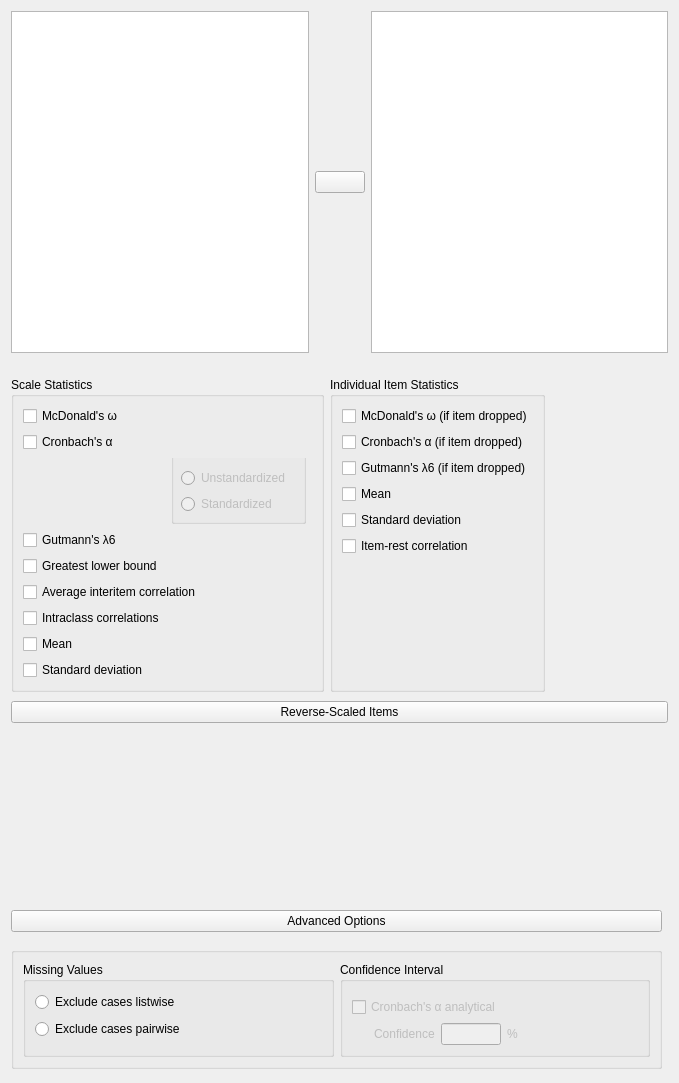
First picture: the form in JASP-Desktop/analysisforms/Common/reliabilityanalysisform.ui, repository vandenman/jasp-desktop, before the edit.
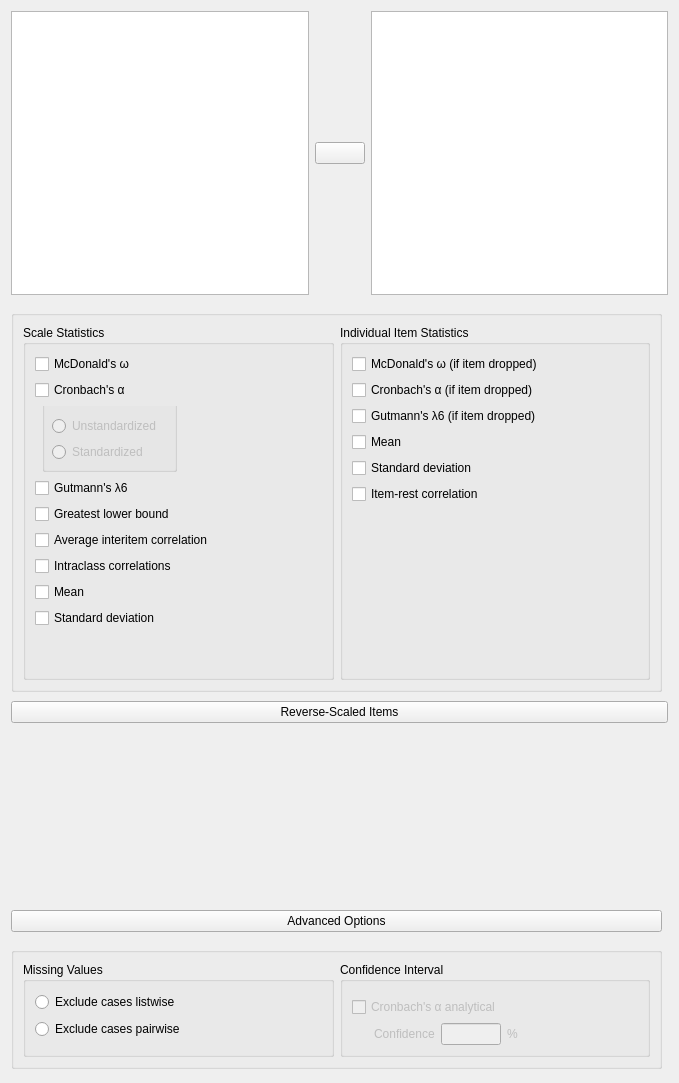
Second picture: the form after the edit. Custom widgets are drawn as their Qt base class.

Commit message: tweaked ui layout and init of ICC table

```diff
--- a/JASP-Desktop/analysisforms/Common/reliabilityanalysisform.ui
+++ b/JASP-Desktop/analysisforms/Common/reliabilityanalysisform.ui
@@ -14,384 +14,6 @@
    <string>Form</string>
   </property>
   <layout class="QGridLayout" name="gridLayout_6">
-   <item row="1" column="0" colspan="2">
-    <widget class="QWidget" name="gridLayout_7" native="true">
-     <property name="sizePolicy">
-      <sizepolicy hsizetype="Fixed" vsizetype="Fixed">
-       <horstretch>0</horstretch>
-       <verstretch>0</verstretch>
-      </sizepolicy>
-     </property>
-     <layout class="QGridLayout" name="gridLayout_2">
-      <property name="leftMargin">
-       <number>0</number>
-      </property>
-      <property name="rightMargin">
-       <number>0</number>
-      </property>
-      <property name="bottomMargin">
-       <number>0</number>
-      </property>
-      <item row="0" column="1">
-       <widget class="BoundGroupBox" name="itemStats">
-        <property name="title">
-         <string>Individual Item Statistics</string>
-        </property>
-        <layout class="QGridLayout" name="gridLayout_5">
-         <item row="0" column="0">
-          <widget class="BoundCheckBox" name="mcDonaldItem">
-           <property name="text">
-            <string>McDonald's ω (if item dropped)</string>
-           </property>
-          </widget>
-         </item>
-         <item row="1" column="0">
-          <widget class="BoundCheckBox" name="alphaItem">
-           <property name="text">
-            <string>Cronbach's α (if item dropped)</string>
-           </property>
-          </widget>
-         </item>
-         <item row="2" column="0">
-          <widget class="BoundCheckBox" name="gutmannItem">
-           <property name="text">
-            <string>Gutmann's λ6 (if item dropped)</string>
-           </property>
-          </widget>
-         </item>
-         <item row="6" column="0">
-          <widget class="BoundCheckBox" name="itemRestCor">
-           <property name="text">
-            <string>Item-rest correlation</string>
-           </property>
-          </widget>
-         </item>
-         <item row="4" column="0">
-          <widget class="BoundCheckBox" name="meanItem">
-           <property name="text">
-            <string>Mean</string>
-           </property>
-          </widget>
-         </item>
-         <item row="5" column="0">
-          <widget class="BoundCheckBox" name="sdItem">
-           <property name="text">
-            <string>Standard deviation</string>
-           </property>
-          </widget>
-         </item>
-         <item row="7" column="0">
-          <spacer name="verticalSpacer">
-           <property name="orientation">
-            <enum>Qt::Vertical</enum>
-           </property>
-           <property name="sizeHint" stdset="0">
-            <size>
-             <width>20</width>
-             <height>40</height>
-            </size>
-           </property>
-          </spacer>
-         </item>
-        </layout>
-       </widget>
-      </item>
-      <item row="0" column="0">
-       <widget class="GroupBox" name="totalScaleStats">
-        <property name="sizePolicy">
-         <sizepolicy hsizetype="Preferred" vsizetype="Preferred">
-          <horstretch>0</horstretch>
-          <verstretch>0</verstretch>
-         </sizepolicy>
-        </property>
-        <property name="minimumSize">
-         <size>
-          <width>0</width>
-          <height>0</height>
-         </size>
-        </property>
-        <property name="title">
-         <string>Scale Statistics</string>
-        </property>
-        <property name="flat">
-         <bool>false</bool>
-        </property>
-        <layout class="QGridLayout" name="gridLayout">
-         <item row="2" column="2">
-          <widget class="BoundGroupBox" name="alphaScaleStandardized">
-           <property name="enabled">
-            <bool>false</bool>
-           </property>
-           <property name="sizePolicy">
-            <sizepolicy hsizetype="Minimum" vsizetype="Fixed">
-             <horstretch>0</horstretch>
-             <verstretch>0</verstretch>
-            </sizepolicy>
-           </property>
-           <property name="minimumSize">
-            <size>
-             <width>0</width>
-             <height>0</height>
-            </size>
-           </property>
-           <property name="maximumSize">
-            <size>
-             <width>16777215</width>
-             <height>16777215</height>
-            </size>
-           </property>
-           <property name="font">
-            <font>
-             <pointsize>11</pointsize>
-            </font>
-           </property>
-           <property name="styleSheet">
-            <string notr="true">QGroupBox{padding-top:30px; margin-top:-30px}</string>
-           </property>
-           <property name="title">
-            <string/>
-           </property>
-           <property name="checkable">
-            <bool>false</bool>
-           </property>
-           <layout class="QGridLayout" name="gridLayout_8">
-            <item row="1" column="0" rowspan="2" colspan="2">
-             <widget class="QRadioButton" name="_2standardized">
-              <property name="text">
-               <string>Standardized</string>
-              </property>
-             </widget>
-            </item>
-            <item row="0" column="0">
-             <widget class="QRadioButton" name="_1unstandardized">
-              <property name="text">
-               <string>Unstandardized</string>
-              </property>
-             </widget>
-            </item>
-           </layout>
-          </widget>
-         </item>
-         <item row="1" column="1" colspan="3">
-          <widget class="BoundCheckBox" name="alphaScale">
-           <property name="text">
-            <string>Cronbach's α</string>
-           </property>
-          </widget>
-         </item>
-         <item row="4" column="1" colspan="3">
-          <widget class="BoundCheckBox" name="glbScale">
-           <property name="text">
-            <string>Greatest lower bound</string>
-           </property>
-          </widget>
-         </item>
-         <item row="6" column="1">
-          <widget class="BoundCheckBox" name="ICCScale">
-           <property name="text">
-            <string>Intraclass correlations</string>
-           </property>
-          </widget>
-         </item>
-         <item row="5" column="1" colspan="3">
-          <widget class="BoundCheckBox" name="averageInterItemCor">
-           <property name="text">
-            <string>Average interitem correlation</string>
-           </property>
-          </widget>
-         </item>
-         <item row="10" column="1" colspan="3">
-          <widget class="BoundCheckBox" name="sdScale">
-           <property name="text">
-            <string>Standard deviation</string>
-           </property>
-          </widget>
-         </item>
-         <item row="9" column="1" colspan="3">
-          <widget class="BoundCheckBox" name="meanScale">
-           <property name="text">
-            <string>Mean</string>
-           </property>
-          </widget>
-         </item>
-         <item row="2" column="1">
-          <widget class="QWidget" name="widget_6" native="true">
-           <property name="maximumSize">
-            <size>
-             <width>16</width>
-             <height>16777215</height>
-            </size>
-           </property>
-          </widget>
-         </item>
-         <item row="0" column="1" colspan="3">
-          <widget class="BoundCheckBox" name="mcDonaldScale">
-           <property name="text">
-            <string>McDonald's ω</string>
-           </property>
-          </widget>
-         </item>
-         <item row="3" column="1" colspan="3">
-          <widget class="BoundCheckBox" name="gutmannScale">
-           <property name="text">
-            <string>Gutmann's λ6</string>
-           </property>
-          </widget>
-         </item>
-        </layout>
-       </widget>
-      </item>
-     </layout>
-    </widget>
-   </item>
-   <item row="0" column="0" colspan="2">
-    <widget class="QWidget" name="topWidget" native="true">
-     <layout class="QGridLayout" name="gridLayout_3">
-      <property name="leftMargin">
-       <number>0</number>
-      </property>
-      <property name="topMargin">
-       <number>0</number>
-      </property>
-      <property name="rightMargin">
-       <number>0</number>
-      </property>
-      <property name="verticalSpacing">
-       <number>0</number>
-      </property>
-      <item row="0" column="2" rowspan="3">
-       <widget class="BoundListView" name="variables">
-        <property name="minimumSize">
-         <size>
-          <width>0</width>
-          <height>200</height>
-         </size>
-        </property>
-       </widget>
-      </item>
-      <item row="1" column="1">
-       <widget class="AssignButton" name="assignButton">
-        <property name="sizePolicy">
-         <sizepolicy hsizetype="Fixed" vsizetype="Fixed">
-          <horstretch>0</horstretch>
-          <verstretch>0</verstretch>
-         </sizepolicy>
-        </property>
-        <property name="minimumSize">
-         <size>
-          <width>50</width>
-          <height>0</height>
-         </size>
-        </property>
-        <property name="maximumSize">
-         <size>
-          <width>50</width>
-          <height>16777215</height>
-         </size>
-        </property>
-        <property name="text">
-         <string/>
-        </property>
-       </widget>
-      </item>
-      <item row="2" column="1">
-       <spacer name="verticalSpacer_3">
-        <property name="orientation">
-         <enum>Qt::Vertical</enum>
-        </property>
-        <property name="sizeHint" stdset="0">
-         <size>
-          <width>20</width>
-          <height>81</height>
-         </size>
-        </property>
-       </spacer>
-      </item>
-      <item row="0" column="1">
-       <spacer name="verticalSpacer_2">
-        <property name="orientation">
-         <enum>Qt::Vertical</enum>
-        </property>
-        <property name="sizeHint" stdset="0">
-         <size>
-          <width>20</width>
-          <height>81</height>
-         </size>
-        </property>
-       </spacer>
-      </item>
-      <item row="0" column="0" rowspan="3">
-       <widget class="AvailableFieldsListView" name="listAvailableVariables">
-        <property name="minimumSize">
-         <size>
-          <width>0</width>
-          <height>200</height>
-         </size>
-        </property>
-       </widget>
-      </item>
-     </layout>
-    </widget>
-   </item>
-   <item row="2" column="0" colspan="2">
-    <widget class="QWidget" name="revScaledItemsBox" native="true">
-     <layout class="QGridLayout" name="gridLayout_4">
-      <property name="leftMargin">
-       <number>0</number>
-      </property>
-      <property name="topMargin">
-       <number>3</number>
-      </property>
-      <property name="rightMargin">
-       <number>0</number>
-      </property>
-      <property name="bottomMargin">
-       <number>3</number>
-      </property>
-      <item row="0" column="0">
-       <widget class="ExpanderButton" name="expanderPosthoc">
-        <property name="sizePolicy">
-         <sizepolicy hsizetype="Expanding" vsizetype="Fixed">
-          <horstretch>0</horstretch>
-          <verstretch>0</verstretch>
-         </sizepolicy>
-        </property>
-        <property name="text">
-         <string>Reverse-Scaled Items</string>
-        </property>
-       </widget>
-      </item>
-      <item row="1" column="0">
-       <widget class="QWidget" name="containerRevScaledItems" native="true">
-        <layout class="QVBoxLayout" name="verticalLayout">
-         <property name="leftMargin">
-          <number>0</number>
-         </property>
-         <property name="rightMargin">
-          <number>0</number>
-         </property>
-         <property name="bottomMargin">
-          <number>0</number>
-         </property>
-         <item>
-          <widget class="BoundAssignWidget" name="reverseScaledItems" native="true">
-           <property name="minimumSize">
-            <size>
-             <width>0</width>
-             <height>160</height>
-            </size>
-           </property>
-           <property name="focusPolicy">
-            <enum>Qt::NoFocus</enum>
-           </property>
-          </widget>
-         </item>
-        </layout>
-       </widget>
-      </item>
-     </layout>
-    </widget>
-   </item>
    <item row="4" column="0">
     <widget class="QWidget" name="advancedOptionsBox" native="true">
      <layout class="QGridLayout" name="gridLayout_11">
@@ -589,6 +211,412 @@
      </layout>
     </widget>
    </item>
+   <item row="2" column="0" colspan="2">
+    <widget class="QWidget" name="revScaledItemsBox" native="true">
+     <layout class="QGridLayout" name="gridLayout_4">
+      <property name="leftMargin">
+       <number>0</number>
+      </property>
+      <property name="topMargin">
+       <number>3</number>
+      </property>
+      <property name="rightMargin">
+       <number>0</number>
+      </property>
+      <property name="bottomMargin">
+       <number>3</number>
+      </property>
+      <item row="0" column="0">
+       <widget class="ExpanderButton" name="expanderPosthoc">
+        <property name="sizePolicy">
+         <sizepolicy hsizetype="Expanding" vsizetype="Fixed">
+          <horstretch>0</horstretch>
+          <verstretch>0</verstretch>
+         </sizepolicy>
+        </property>
+        <property name="text">
+         <string>Reverse-Scaled Items</string>
+        </property>
+       </widget>
+      </item>
+      <item row="1" column="0">
+       <widget class="QWidget" name="containerRevScaledItems" native="true">
+        <layout class="QVBoxLayout" name="verticalLayout">
+         <property name="leftMargin">
+          <number>0</number>
+         </property>
+         <property name="rightMargin">
+          <number>0</number>
+         </property>
+         <property name="bottomMargin">
+          <number>0</number>
+         </property>
+         <item>
+          <widget class="BoundAssignWidget" name="reverseScaledItems" native="true">
+           <property name="minimumSize">
+            <size>
+             <width>0</width>
+             <height>160</height>
+            </size>
+           </property>
+           <property name="focusPolicy">
+            <enum>Qt::NoFocus</enum>
+           </property>
+          </widget>
+         </item>
+        </layout>
+       </widget>
+      </item>
+     </layout>
+    </widget>
+   </item>
+   <item row="0" column="0" colspan="2">
+    <widget class="QWidget" name="topWidget" native="true">
+     <layout class="QGridLayout" name="gridLayout_3">
+      <property name="leftMargin">
+       <number>0</number>
+      </property>
+      <property name="topMargin">
+       <number>0</number>
+      </property>
+      <property name="rightMargin">
+       <number>0</number>
+      </property>
+      <property name="verticalSpacing">
+       <number>0</number>
+      </property>
+      <item row="0" column="2" rowspan="3">
+       <widget class="BoundListView" name="variables">
+        <property name="minimumSize">
+         <size>
+          <width>0</width>
+          <height>200</height>
+         </size>
+        </property>
+       </widget>
+      </item>
+      <item row="1" column="1">
+       <widget class="AssignButton" name="assignButton">
+        <property name="sizePolicy">
+         <sizepolicy hsizetype="Fixed" vsizetype="Fixed">
+          <horstretch>0</horstretch>
+          <verstretch>0</verstretch>
+         </sizepolicy>
+        </property>
+        <property name="minimumSize">
+         <size>
+          <width>50</width>
+          <height>0</height>
+         </size>
+        </property>
+        <property name="maximumSize">
+         <size>
+          <width>50</width>
+          <height>16777215</height>
+         </size>
+        </property>
+        <property name="text">
+         <string/>
+        </property>
+       </widget>
+      </item>
+      <item row="2" column="1">
+       <spacer name="verticalSpacer_3">
+        <property name="orientation">
+         <enum>Qt::Vertical</enum>
+        </property>
+        <property name="sizeHint" stdset="0">
+         <size>
+          <width>20</width>
+          <height>81</height>
+         </size>
+        </property>
+       </spacer>
+      </item>
+      <item row="0" column="1">
+       <spacer name="verticalSpacer_2">
+        <property name="orientation">
+         <enum>Qt::Vertical</enum>
+        </property>
+        <property name="sizeHint" stdset="0">
+         <size>
+          <width>20</width>
+          <height>81</height>
+         </size>
+        </property>
+       </spacer>
+      </item>
+      <item row="0" column="0" rowspan="3">
+       <widget class="AvailableFieldsListView" name="listAvailableVariables">
+        <property name="minimumSize">
+         <size>
+          <width>0</width>
+          <height>200</height>
+         </size>
+        </property>
+       </widget>
+      </item>
+     </layout>
+    </widget>
+   </item>
+   <item row="1" column="0">
+    <widget class="BoundGroupBox" name="box_1">
+     <property name="maximumSize">
+      <size>
+       <width>16777207</width>
+       <height>16777215</height>
+      </size>
+     </property>
+     <property name="title">
+      <string/>
+     </property>
+     <layout class="QGridLayout" name="gridLayout_13">
+      <item row="0" column="1">
+       <widget class="BoundGroupBox" name="itemStats">
+        <property name="title">
+         <string>Individual Item Statistics</string>
+        </property>
+        <layout class="QGridLayout" name="gridLayout_5">
+         <item row="0" column="0">
+          <widget class="BoundCheckBox" name="mcDonaldItem">
+           <property name="text">
+            <string>McDonald's ω (if item dropped)</string>
+           </property>
+          </widget>
+         </item>
+         <item row="1" column="0">
+          <widget class="BoundCheckBox" name="alphaItem">
+           <property name="text">
+            <string>Cronbach's α (if item dropped)</string>
+           </property>
+          </widget>
+         </item>
+         <item row="2" column="0">
+          <widget class="BoundCheckBox" name="gutmannItem">
+           <property name="text">
+            <string>Gutmann's λ6 (if item dropped)</string>
+           </property>
+          </widget>
+         </item>
+         <item row="6" column="0">
+          <widget class="BoundCheckBox" name="itemRestCor">
+           <property name="text">
+            <string>Item-rest correlation</string>
+           </property>
+          </widget>
+         </item>
+         <item row="4" column="0">
+          <widget class="BoundCheckBox" name="meanItem">
+           <property name="text">
+            <string>Mean</string>
+           </property>
+          </widget>
+         </item>
+         <item row="5" column="0">
+          <widget class="BoundCheckBox" name="sdItem">
+           <property name="text">
+            <string>Standard deviation</string>
+           </property>
+          </widget>
+         </item>
+         <item row="7" column="0">
+          <spacer name="verticalSpacer">
+           <property name="orientation">
+            <enum>Qt::Vertical</enum>
+           </property>
+           <property name="sizeHint" stdset="0">
+            <size>
+             <width>20</width>
+             <height>40</height>
+            </size>
+           </property>
+          </spacer>
+         </item>
+        </layout>
+       </widget>
+      </item>
+      <item row="0" column="0">
+       <widget class="GroupBox" name="totalScaleStats">
+        <property name="sizePolicy">
+         <sizepolicy hsizetype="Preferred" vsizetype="Preferred">
+          <horstretch>0</horstretch>
+          <verstretch>0</verstretch>
+         </sizepolicy>
+        </property>
+        <property name="minimumSize">
+         <size>
+          <width>0</width>
+          <height>0</height>
+         </size>
+        </property>
+        <property name="title">
+         <string>Scale Statistics</string>
+        </property>
+        <property name="flat">
+         <bool>false</bool>
+        </property>
+        <layout class="QGridLayout" name="gridLayout">
+         <item row="3" column="1">
+          <widget class="QWidget" name="confAlphaLevelBox_2" native="true">
+           <property name="enabled">
+            <bool>false</bool>
+           </property>
+           <layout class="QHBoxLayout" name="horizontalLayout_2">
+            <property name="leftMargin">
+             <number>0</number>
+            </property>
+            <property name="topMargin">
+             <number>0</number>
+            </property>
+            <property name="rightMargin">
+             <number>0</number>
+            </property>
+            <property name="bottomMargin">
+             <number>0</number>
+            </property>
+            <item>
+             <widget class="QWidget" name="widget_6" native="true">
+              <property name="maximumSize">
+               <size>
+                <width>16</width>
+                <height>16777215</height>
+               </size>
+              </property>
+             </widget>
+            </item>
+            <item>
+             <widget class="BoundGroupBox" name="alphaScaleStandardized">
+              <property name="enabled">
+               <bool>false</bool>
+              </property>
+              <property name="sizePolicy">
+               <sizepolicy hsizetype="Minimum" vsizetype="Fixed">
+                <horstretch>0</horstretch>
+                <verstretch>0</verstretch>
+               </sizepolicy>
+              </property>
+              <property name="minimumSize">
+               <size>
+                <width>0</width>
+                <height>0</height>
+               </size>
+              </property>
+              <property name="maximumSize">
+               <size>
+                <width>16777215</width>
+                <height>16777215</height>
+               </size>
+              </property>
+              <property name="font">
+               <font>
+                <pointsize>11</pointsize>
+               </font>
+              </property>
+              <property name="styleSheet">
+               <string notr="true">QGroupBox{padding-top:30px; margin-top:-30px}</string>
+              </property>
+              <property name="title">
+               <string/>
+              </property>
+              <property name="checkable">
+               <bool>false</bool>
+              </property>
+              <layout class="QGridLayout" name="gridLayout_8">
+               <item row="1" column="0" rowspan="2" colspan="2">
+                <widget class="QRadioButton" name="_2standardized">
+                 <property name="text">
+                  <string>Standardized</string>
+                 </property>
+                </widget>
+               </item>
+               <item row="0" column="0">
+                <widget class="QRadioButton" name="_1unstandardized">
+                 <property name="text">
+                  <string>Unstandardized</string>
+                 </property>
+                </widget>
+               </item>
+              </layout>
+             </widget>
+            </item>
+           </layout>
+          </widget>
+         </item>
+         <item row="7" column="1">
+          <widget class="BoundCheckBox" name="ICCScale">
+           <property name="text">
+            <string>Intraclass correlations</string>
+           </property>
+          </widget>
+         </item>
+         <item row="1" column="1" colspan="3">
+          <widget class="BoundCheckBox" name="alphaScale">
+           <property name="text">
+            <string>Cronbach's α</string>
+           </property>
+          </widget>
+         </item>
+         <item row="5" column="1" colspan="3">
+          <widget class="BoundCheckBox" name="glbScale">
+           <property name="text">
+            <string>Greatest lower bound</string>
+           </property>
+          </widget>
+         </item>
+         <item row="10" column="1" colspan="3">
+          <widget class="BoundCheckBox" name="meanScale">
+           <property name="text">
+            <string>Mean</string>
+           </property>
+          </widget>
+         </item>
+         <item row="11" column="1" colspan="3">
+          <widget class="BoundCheckBox" name="sdScale">
+           <property name="text">
+            <string>Standard deviation</string>
+           </property>
+          </widget>
+         </item>
+         <item row="6" column="1" colspan="3">
+          <widget class="BoundCheckBox" name="averageInterItemCor">
+           <property name="text">
+            <string>Average interitem correlation</string>
+           </property>
+          </widget>
+         </item>
+         <item row="0" column="1" colspan="3">
+          <widget class="BoundCheckBox" name="mcDonaldScale">
+           <property name="text">
+            <string>McDonald's ω</string>
+           </property>
+          </widget>
+         </item>
+         <item row="4" column="1" colspan="3">
+          <widget class="BoundCheckBox" name="gutmannScale">
+           <property name="text">
+            <string>Gutmann's λ6</string>
+           </property>
+          </widget>
+         </item>
+         <item row="12" column="1">
+          <spacer name="verticalSpacer_4">
+           <property name="orientation">
+            <enum>Qt::Vertical</enum>
+           </property>
+           <property name="sizeHint" stdset="0">
+            <size>
+             <width>20</width>
+             <height>40</height>
+            </size>
+           </property>
+          </spacer>
+         </item>
+        </layout>
+       </widget>
+      </item>
+     </layout>
+    </widget>
+   </item>
   </layout>
  </widget>
  <customwidgets>
```
The commit also changes 1 other file.
